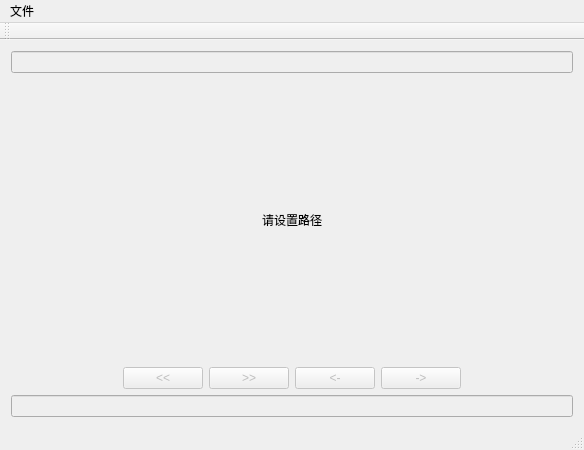
Before: the Qt Designer form mainwindow.ui in ArtisticZhao/imager, drawn with Qt 5.
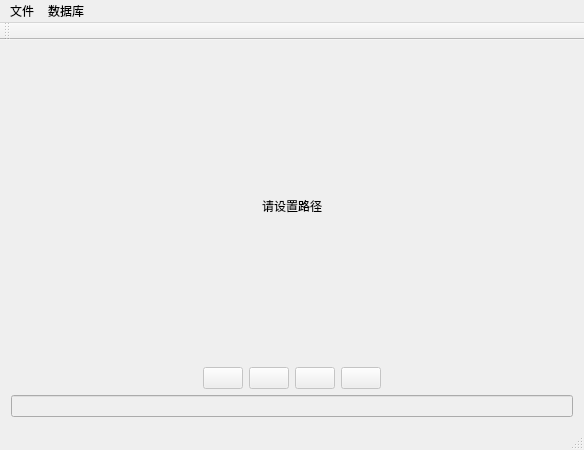
After: the same form once the commit is applied. Icons and pictures are not drawn.

```diff
--- a/mainwindow.ui
+++ b/mainwindow.ui
@@ -15,7 +15,7 @@
   </property>
   <widget class="QWidget" name="centralWidget">
    <layout class="QGridLayout" name="gridLayout">
-    <item row="1" column="0">
+    <item row="0" column="0">
      <widget class="QLabel" name="image_shower">
       <property name="sizePolicy">
        <sizepolicy hsizetype="Maximum" vsizetype="Maximum">
@@ -40,7 +40,7 @@
       </property>
      </widget>
     </item>
-    <item row="2" column="0">
+    <item row="1" column="0">
      <layout class="QHBoxLayout" name="horizontalLayout">
       <item>
        <spacer name="horizontalSpacer">
@@ -61,7 +61,11 @@
          <bool>false</bool>
         </property>
         <property name="text">
-         <string>&lt;&lt;</string>
+         <string/>
+        </property>
+        <property name="icon">
+         <iconset resource="ico.qrc">
+          <normaloff>:/res/向左三角形.png</normaloff>:/res/向左三角形.png</iconset>
         </property>
         <property name="shortcut">
          <string>Ctrl+Left</string>
@@ -74,7 +78,11 @@
          <bool>false</bool>
         </property>
         <property name="text">
-         <string>&gt;&gt;</string>
+         <string/>
+        </property>
+        <property name="icon">
+         <iconset resource="ico.qrc">
+          <normaloff>:/res/向右三角形.png</normaloff>:/res/向右三角形.png</iconset>
         </property>
         <property name="shortcut">
          <string>Ctrl+Right</string>
@@ -90,7 +98,11 @@
          <string notr="true"/>
         </property>
         <property name="text">
-         <string>&lt;-</string>
+         <string/>
+        </property>
+        <property name="icon">
+         <iconset resource="ico.qrc">
+          <normaloff>:/res/左箭头.png</normaloff>:/res/左箭头.png</iconset>
         </property>
         <property name="shortcut">
          <string>Left</string>
@@ -103,7 +115,11 @@
          <bool>false</bool>
         </property>
         <property name="text">
-         <string>-&gt;</string>
+         <string/>
+        </property>
+        <property name="icon">
+         <iconset resource="ico.qrc">
+          <normaloff>:/res/右箭头.png</normaloff>:/res/右箭头.png</iconset>
         </property>
         <property name="shortcut">
          <string>Right</string>
@@ -132,13 +148,6 @@
       </property>
      </widget>
     </item>
-    <item row="0" column="0">
-     <widget class="QLineEdit" name="tags_select">
-      <property name="enabled">
-       <bool>false</bool>
-      </property>
-     </widget>
-    </item>
    </layout>
   </widget>
   <widget class="QMenuBar" name="menuBar">
@@ -157,7 +166,14 @@
     <addaction name="open_path"/>
     <addaction name="open_database"/>
    </widget>
+   <widget class="QMenu" name="menu_2">
+    <property name="title">
+     <string>数据库</string>
+    </property>
+    <addaction name="choose_tags"/>
+   </widget>
    <addaction name="menu"/>
+   <addaction name="menu_2"/>
   </widget>
   <widget class="QToolBar" name="mainToolBar">
    <attribute name="toolBarArea">
```
Left out of the diff: 17 changed lines with no effect on the pictures.
